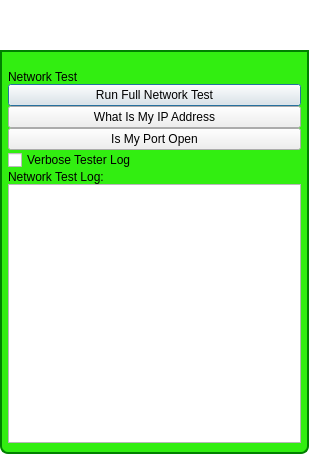
Qt form GoTvApps/GoTvCommon/Forms/ActivityNetworkTest.ui (brettrjones/gotvptop) before a commit.
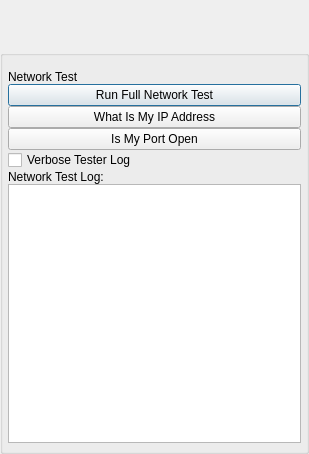
The same form after that commit. Custom widgets are drawn as their Qt base class.

Diff of the .ui file:
```diff
--- a/GoTvApps/GoTvCommon/Forms/ActivityNetworkTest.ui
+++ b/GoTvApps/GoTvCommon/Forms/ActivityNetworkTest.ui
@@ -22,37 +22,6 @@
   <property name="toolTip">
    <string/>
   </property>
-  <property name="styleSheet">
-   <string notr="true">QDialog#NetworkTestDlg
-{   
-color: transparent;
-background-color: transparent;
-border: 1px solid transparent;
-border-radius: 8px; 
-}
-
-#DialogTitleBox
-{   
-color: black;
-background-color: rgb(50,238,17);
-border: 2px solid green;
-border-top-left-radius: 8px; 
-border-top-right-radius: 8px;
-}
-#DialogTitleLabel
-{   
-color: black;
-}
-#DialogItemsGroupBox
-{   
-background-color: rgb(50,238,17);
-border: 2px solid green;
-border-top-color: green; 
-border-bottom-left-radius: 8px; 
-border-bottom-right-radius: 8px;
-}
-</string>
-  </property>
   <layout class="QVBoxLayout" name="verticalLayout">
    <property name="spacing">
     <number>0</number>
@@ -190,6 +159,12 @@
    <header>TitleBarWidget.h</header>
    <container>1</container>
   </customwidget>
+  <customwidget>
+   <class>BottomBarWidget</class>
+   <extends>QWidget</extends>
+   <header location="global">BottomBarWidget.h</header>
+   <container>1</container>
+  </customwidget>
  </customwidgets>
  <resources/>
  <connections/>
```
Left out of the diff: 30 changed lines with no effect on the pictures.
